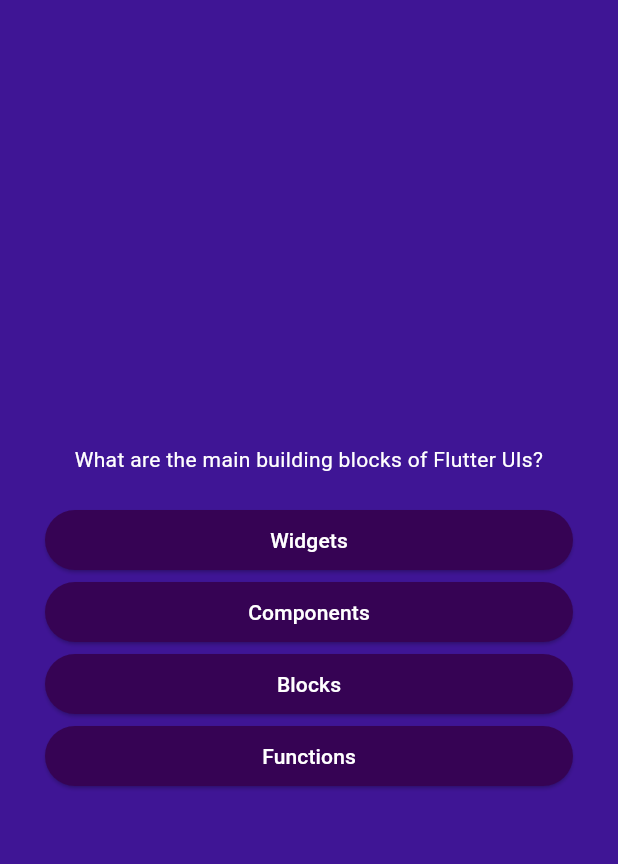
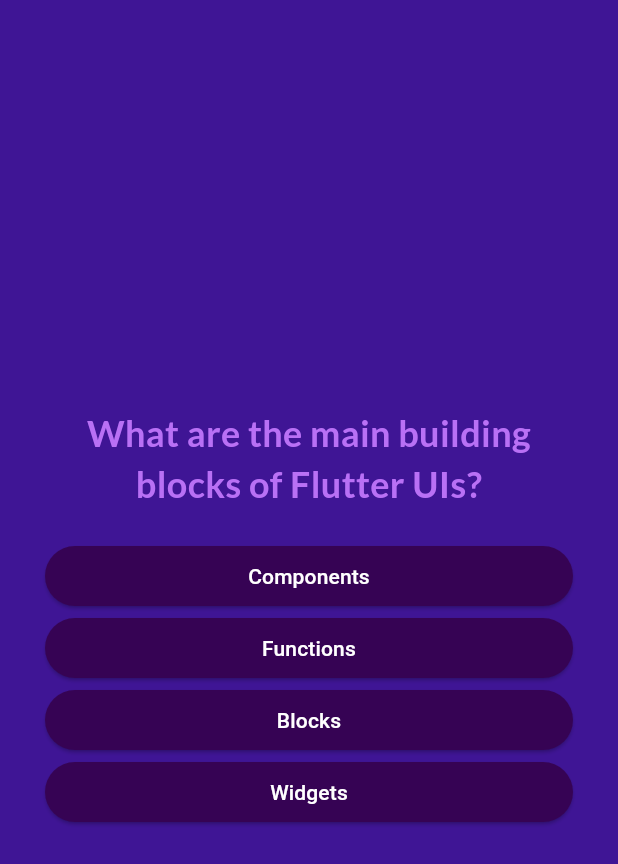
Before and after one commit to varun-a50/QuizApp_flutter, a Flutter app: the screen it shows after launch, after a tap on "Start Quiz", on a phone screen of 412 x 824 dp. Shown: the top 864 px of the screen. Run offline on Flutter 3.47's test engine with Material 3 defaults, Android fonts, the phone set to English and light mode, and no system bars; our stand-ins replace google_fonts.

Commit message:
till all question visit

```diff
--- a/lib/models/eleveted_buttom.dart
+++ b/lib/models/eleveted_buttom.dart
@@ -21,7 +21,10 @@ class ElevetedStyledButton extends StatelessWidget {
           borderRadius: BorderRadius.circular(25),
         ),
       ),
-      child: Text(text),
+      child: Text(
+        text,
+        textAlign: TextAlign.center,
+      ),
     );
   }
 }
--- a/lib/models/quiz_question.dart
+++ b/lib/models/quiz_question.dart
@@ -3,4 +3,10 @@ class QuizQuestion {
   final List<String> answers;
 
   const QuizQuestion(this.text, this.answers);
+
+  List<String> getShuffedanswer() {
+    final finallist = List.of(answers);
+    finallist.shuffle();
+    return finallist;
+  }
 }
--- a/lib/pages/questions_screen.dart
+++ b/lib/pages/questions_screen.dart
@@ -1,9 +1,12 @@
 import 'package:flutter/material.dart';
 import 'package:quizapp/data/questions.dart';
 import 'package:quizapp/models/eleveted_buttom.dart';
+import 'package:google_fonts/google_fonts.dart';
 
 class QuestionsScreen extends StatefulWidget {
-  const QuestionsScreen({super.key});
+  const QuestionsScreen({super.key, required this.chooseAnswer});
+
+  final void Function(String Answer) chooseAnswer;
 
   @override
   State<QuestionsScreen> createState() {
@@ -12,11 +15,20 @@ class QuestionsScreen extends StatefulWidget {
 }
 
 class _QuestionsScreenState extends State<QuestionsScreen> {
+  var currentQuestionIndex = 0;
+
+  void answerQuestion(String Answer) {
+    widget.chooseAnswer(Answer);
+    setState(() {
+      currentQuestionIndex += 1;
+    });
+  }
+
   @override
   Widget build(context) {
     List Questions = questions;
 
-    var currentQuestion = questions[0];
+    var currentQuestion = questions[currentQuestionIndex];
 
     return SizedBox(
       width: double.infinity,
@@ -28,14 +40,22 @@ class _QuestionsScreenState extends State<QuestionsScreen> {
           children: [
             Text(
               currentQuestion.text,
-              style: const TextStyle(color: Colors.white),
+              style: GoogleFonts.lato(
+                color: const Color.fromARGB(255, 185, 112, 245),
+                fontSize: 24,
+                fontWeight: FontWeight.bold,
+              ),
               textAlign: TextAlign.center,
             ),
             const SizedBox(
               height: 20,
             ),
-            ...currentQuestion.answers.map((answer) {
-              return ElevetedStyledButton(text: answer, onPressed: () {});
+            ...currentQuestion.getShuffedanswer().map((answer) {
+              return ElevetedStyledButton(
+                  text: answer,
+                  onPressed: () {
+                    answerQuestion(answer);
+                  });
             }),
           ],
         ),
--- a/lib/pages/quiz.dart
+++ b/lib/pages/quiz.dart
@@ -1,4 +1,5 @@
 import 'package:flutter/material.dart';
+import 'package:quizapp/data/questions.dart';
 import 'package:quizapp/pages/questions_screen.dart';
 import 'package:quizapp/pages/splashscreen.dart';
 
@@ -12,12 +13,24 @@ class Quiz extends StatefulWidget {
 }
 
 class _QuizState extends State<Quiz> {
+  final List<String> selectedAnswer = [];
+
   String activeScreen = "1";
 
   void switchScreen() {
     setState(() {
       activeScreen = "2";
     });
+  }
+
+  void chooseAnswer(String Answer) {
+    selectedAnswer.add(Answer);
+
+    if (selectedAnswer.length == questions.length) {
+      setState(() {
+        activeScreen = "1";
+      });
+    }
   }
 
   @override
@@ -27,7 +40,9 @@ class _QuizState extends State<Quiz> {
       backgroundColor: const Color.fromARGB(255, 63, 21, 149),
       body: activeScreen == "1"
           ? SplashScreen(switchScreen)
-          : const QuestionsScreen(),
+          : QuestionsScreen(
+              chooseAnswer: chooseAnswer,
+            ),
     ));
   }
 }
--- a/pubspec.yaml
+++ b/pubspec.yaml
@@ -35,6 +35,7 @@ dependencies:
   # The following adds the Cupertino Icons font to your application.
   # Use with the CupertinoIcons class for iOS style icons.
   cupertino_icons: ^1.0.6
+  google_fonts: ^6.1.0
 
 dev_dependencies:
   flutter_test:
```
Also changed, not shown: pubspec.lock, 1 other file.
